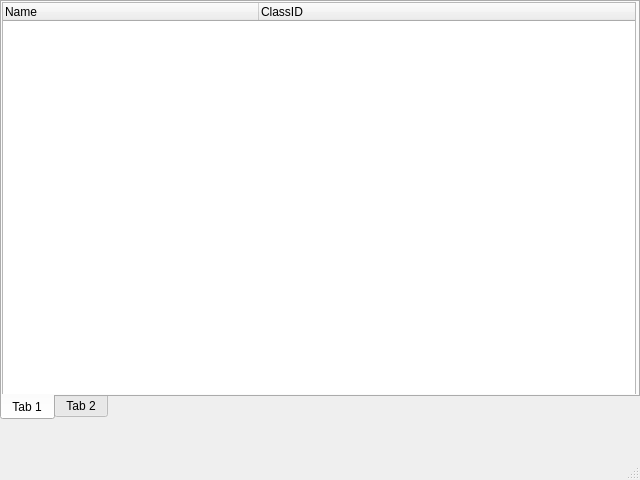
Above: CubeMelon/mainwindow.ui from tapetums/CubeMelon before the change. Below: the same form after it.
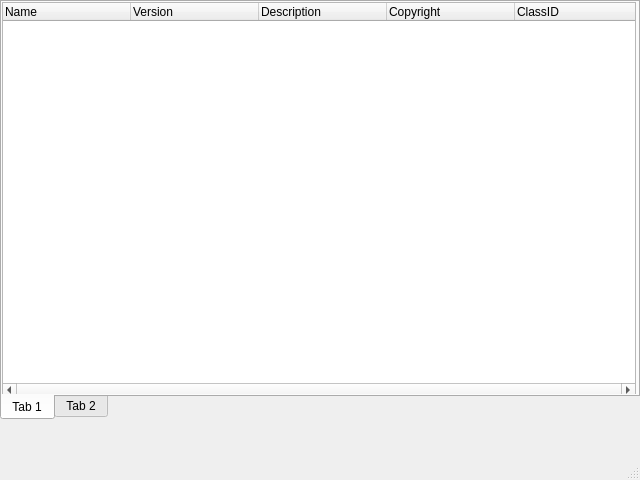
That is the form after the change.

```diff
--- a/CubeMelon/mainwindow.ui
+++ b/CubeMelon/mainwindow.ui
@@ -51,6 +51,9 @@
         <verstretch>0</verstretch>
        </sizepolicy>
       </property>
+      <property name="horizontalScrollBarPolicy">
+       <enum>Qt::ScrollBarAlwaysOn</enum>
+      </property>
       <property name="editTriggers">
        <set>QAbstractItemView::NoEditTriggers</set>
       </property>
@@ -61,7 +64,7 @@
        <bool>false</bool>
       </property>
       <property name="columnCount">
-       <number>2</number>
+       <number>5</number>
       </property>
       <attribute name="headerVisible">
        <bool>true</bool>
@@ -70,7 +73,7 @@
        <bool>false</bool>
       </attribute>
       <attribute name="headerDefaultSectionSize">
-       <number>256</number>
+       <number>128</number>
       </attribute>
       <attribute name="headerMinimumSectionSize">
        <number>16</number>
@@ -80,6 +83,21 @@
         <string>Name</string>
        </property>
       </column>
+      <column>
+       <property name="text">
+        <string>Version</string>
+       </property>
+      </column>
+      <column>
+       <property name="text">
+        <string>Description</string>
+       </property>
+      </column>
+      <column>
+       <property name="text">
+        <string>Copyright</string>
+       </property>
+      </column>
       <column>
        <property name="text">
         <string>ClassID</string>
```
